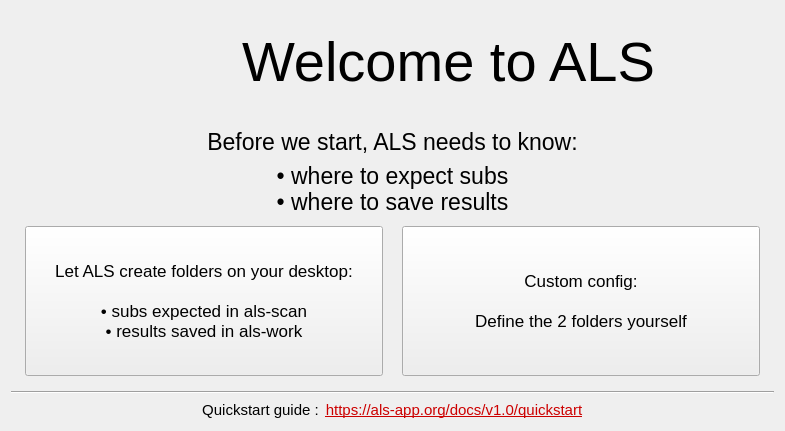
Above: src/als/ui/first_run_ui.ui from deufrai/als before the change. Below: the same form after it.
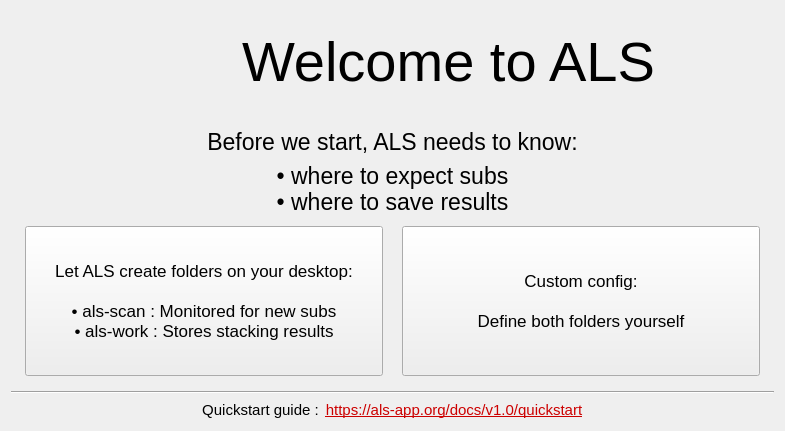
That is the form after the change. The open tabs and pages were chosen to show the change. Icons and pictures are not drawn.

Commit message: nitpicking on FTUE wording

```diff
--- a/src/als/ui/first_run_ui.ui
+++ b/src/als/ui/first_run_ui.ui
@@ -184,8 +184,8 @@
            <property name="text">
             <string>Let ALS create folders on your desktop:
 
-• subs expected in als-scan
-• results saved in als-work</string>
+• als-scan : Monitored for new subs
+• als-work : Stores stacking results</string>
            </property>
            <property name="autoDefault">
             <bool>false</bool>
@@ -210,7 +210,7 @@
            <property name="text">
             <string>Custom config:
 
-Define the 2 folders yourself</string>
+Define both folders yourself</string>
            </property>
            <property name="autoDefault">
             <bool>false</bool>
```
Left out of the diff: 2 changed lines with no effect on the pictures.
